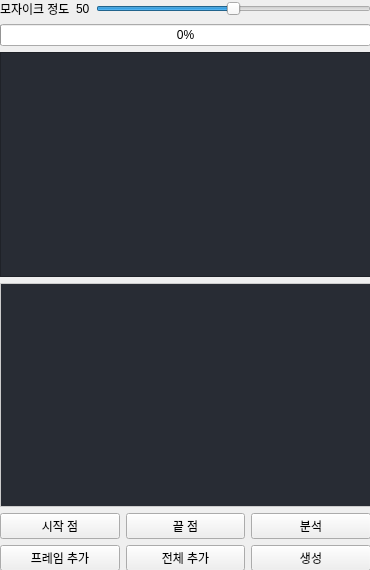
The window that rsc/ui/mosaic.ui (polnet13/kimAI) describes before a commit, drawn with Qt 5.
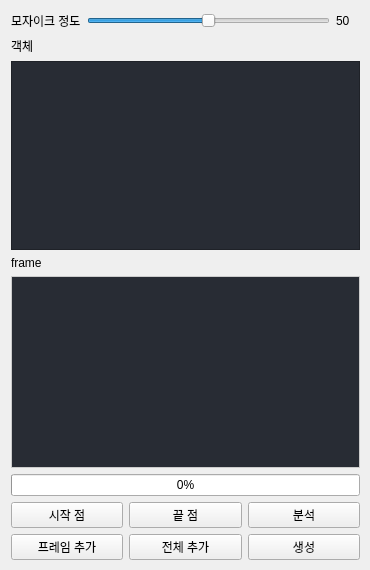
The same window after the commit.

Commit message: 셋팅값 json 저장, 모자이크 객체 삭제 기능 추가

What changed in the file:
```diff
--- a/rsc/ui/mosaic.ui
+++ b/rsc/ui/mosaic.ui
@@ -23,6 +23,18 @@
     </rect>
    </property>
    <layout class="QVBoxLayout" name="verticalLayout_7">
+    <property name="leftMargin">
+     <number>11</number>
+    </property>
+    <property name="topMargin">
+     <number>11</number>
+    </property>
+    <property name="rightMargin">
+     <number>11</number>
+    </property>
+    <property name="bottomMargin">
+     <number>11</number>
+    </property>
     <item>
      <layout class="QHBoxLayout" name="horizontalLayout_7">
       <item>
@@ -32,13 +44,6 @@
         </property>
        </widget>
       </item>
-      <item>
-       <widget class="QLabel" name="label">
-        <property name="text">
-         <string>50</string>
-        </property>
-       </widget>
-      </item>
       <item>
        <widget class="QSlider" name="slider_mosaic">
         <property name="maximum">
@@ -52,17 +57,49 @@
         </property>
        </widget>
       </item>
+      <item>
+       <widget class="QLabel" name="label">
+        <property name="text">
+         <string>50</string>
+        </property>
+       </widget>
+      </item>
+      <item>
+       <spacer name="horizontalSpacer">
+        <property name="orientation">
+         <enum>Qt::Horizontal</enum>
+        </property>
+        <property name="sizeType">
+         <enum>QSizePolicy::Fixed</enum>
+        </property>
+        <property name="sizeHint" stdset="0">
+         <size>
+          <width>10</width>
+          <height>20</height>
+         </size>
+        </property>
+       </spacer>
+      </item>
      </layout>
     </item>
     <item>
-     <widget class="QProgressBar" name="progressBar_mosaic">
-      <property name="value">
-       <number>0</number>
+     <widget class="QLabel" name="label_2">
+      <property name="text">
+       <string>객체</string>
       </property>
      </widget>
     </item>
     <item>
      <widget class="QTableView" name="tableView_mosaic_ID">
+      <property name="enabled">
+       <bool>true</bool>
+      </property>
+      <property name="sizePolicy">
+       <sizepolicy hsizetype="Expanding" vsizetype="Expanding">
+        <horstretch>0</horstretch>
+        <verstretch>5</verstretch>
+       </sizepolicy>
+      </property>
       <property name="styleSheet">
        <string notr="true">background-color: rgb(40, 44, 52);
 selection-background-color: rgb(255, 35, 86);
@@ -74,8 +111,21 @@
       </attribute>
      </widget>
     </item>
+    <item>
+     <widget class="QLabel" name="label_3">
+      <property name="text">
+       <string>frame</string>
+      </property>
+     </widget>
+    </item>
     <item>
      <widget class="QTableView" name="tableView_mosaic_frame">
+      <property name="sizePolicy">
+       <sizepolicy hsizetype="Minimum" vsizetype="Minimum">
+        <horstretch>0</horstretch>
+        <verstretch>3</verstretch>
+       </sizepolicy>
+      </property>
       <property name="styleSheet">
        <string notr="true">background-color: rgb(40, 44, 52);
 border: 1px solid #CCCCCC;
@@ -89,6 +139,13 @@
       </property>
      </widget>
     </item>
+    <item>
+     <widget class="QProgressBar" name="progressBar_mosaic">
+      <property name="value">
+       <number>0</number>
+      </property>
+     </widget>
+    </item>
     <item>
      <layout class="QVBoxLayout" name="verticalLayout_10">
       <item>
```
The commit also changes 26 other files.
